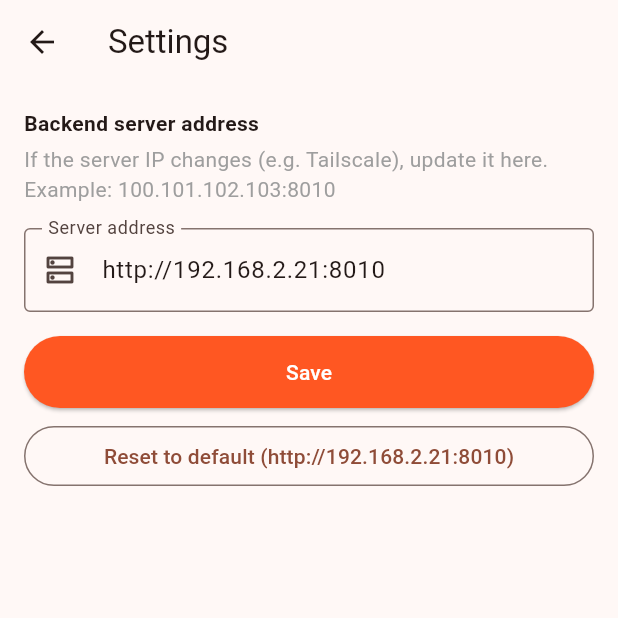
After one commit to lchauvin/TheWalkingPet, a Flutter app: the screen it shows after launch, after a tap on the "settings" icon, on a phone screen of 412 x 824 dp, the top half of it. The commit adds this screen. Run offline on Flutter 3.47's test engine with Material 3 defaults, Android fonts, the phone set to English and light mode, and no system bars; our stand-ins replace cached_network_image, dio, firebase_core, firebase_messaging, flutter_riverpod, flutter_secure_storage and 4 more; accounts and stored records are empty; network calls fail.

Commit message:
Added settings and backend ip address customizable

```diff
--- /dev/null
+++ b/mobile/lib/core/config/server_config.dart
@@ -0,0 +1,54 @@
+import 'package:flutter_secure_storage/flutter_secure_storage.dart';
+
+/// Backend server address, configurable at runtime from Settings.
+///
+/// Defaults to the build-time value (--dart-define=API_HOST=http://host:port)
+/// but can be overridden and persisted on-device — useful when the backend's
+/// IP changes, e.g. when reached over Tailscale.
+class ServerConfig {
+  static const defaultHost = String.fromEnvironment(
+    'API_HOST',
+    defaultValue: 'http://192.168.2.21:8010',
+  );
+
+  static const _key = 'server_host';
+  static const _storage = FlutterSecureStorage();
+
+  static String _host = defaultHost;
+
+  static String get host => _host;
+  static String get apiBaseUrl => '$_host/api/v1';
+  static String get storageBaseUrl => '$_host/storage';
+
+  /// Loads the persisted host override, if any. Must be awaited before
+  /// [ApiClient] is first constructed (i.e. before `runApp`).
+  static Future<void> init() async {
+    final saved = await _storage.read(key: _key);
+    if (saved != null && saved.isNotEmpty) {
+      _host = saved;
+    }
+  }
+
+  /// Normalizes and persists [input] as the new server host.
+  /// Accepts forms like "100.101.102.103:8010" or "http://host:8010/".
+  static Future<void> setHost(String input) async {
+    _host = _normalize(input);
+    await _storage.write(key: _key, value: _host);
+  }
+
+  static Future<void> resetToDefault() async {
+    _host = defaultHost;
+    await _storage.delete(key: _key);
+  }
+
+  static String _normalize(String input) {
+    var h = input.trim();
+    while (h.endsWith('/')) {
+      h = h.substring(0, h.length - 1);
+    }
+    if (!h.startsWith('http://') && !h.startsWith('https://')) {
+      h = 'http://$h';
+    }
+    return h;
+  }
+}
--- a/mobile/lib/features/auth/screens/login_screen.dart
+++ b/mobile/lib/features/auth/screens/login_screen.dart
@@ -51,6 +51,17 @@ class _LoginScreenState extends ConsumerState<LoginScreen> {
     final error = ref.watch(authProvider).error;
 
     return Scaffold(
+      appBar: AppBar(
+        backgroundColor: Colors.transparent,
+        elevation: 0,
+        actions: [
+          IconButton(
+            icon: const Icon(Icons.settings_outlined),
+            tooltip: 'Server settings',
+            onPressed: () => context.push('/settings'),
+          ),
+        ],
+      ),
       body: SafeArea(
         child: Center(
           child: SingleChildScrollView(
--- a/mobile/lib/features/pets/screens/pets_screen.dart
+++ b/mobile/lib/features/pets/screens/pets_screen.dart
@@ -24,10 +24,13 @@ class PetsScreen extends ConsumerWidget {
           ),
           PopupMenuButton(
             itemBuilder: (_) => [
+              const PopupMenuItem(value: 'settings', child: Text('Settings')),
               const PopupMenuItem(value: 'logout', child: Text('Logout')),
             ],
             onSelected: (value) {
-              if (value == 'logout') {
+              if (value == 'settings') {
+                context.push('/settings');
+              } else if (value == 'logout') {
                 ref.read(authProvider.notifier).logout();
               }
             },
--- /dev/null
+++ b/mobile/lib/features/settings/screens/settings_screen.dart
@@ -0,0 +1,109 @@
+import 'package:flutter/material.dart';
+import '../../../core/api/api_client.dart';
+import '../../../core/config/server_config.dart';
+
+/// Lets the user point the app at a different backend server address.
+/// Reachable even when logged out, since a stale address (e.g. after the
+/// Tailscale IP changes) can prevent login from ever succeeding.
+class SettingsScreen extends StatefulWidget {
+  const SettingsScreen({super.key});
+
+  @override
+  State<SettingsScreen> createState() => _SettingsScreenState();
+}
+
+class _SettingsScreenState extends State<SettingsScreen> {
+  final _formKey = GlobalKey<FormState>();
+  late final TextEditingController _hostCtrl;
+
+  @override
+  void initState() {
+    super.initState();
+    _hostCtrl = TextEditingController(text: ServerConfig.host);
+  }
+
+  @override
+  void dispose() {
+    _hostCtrl.dispose();
+    super.dispose();
+  }
+
+  Future<void> _save() async {
+    if (!_formKey.currentState!.validate()) return;
+    await ServerConfig.setHost(_hostCtrl.text);
+    ApiClient().updateBaseUrl();
+    setState(() => _hostCtrl.text = ServerConfig.host);
+    if (!mounted) return;
+    ScaffoldMessenger.of(context).showSnackBar(
+      const SnackBar(content: Text('Server address updated')),
+    );
+  }
+
+  Future<void> _reset() async {
+    await ServerConfig.resetToDefault();
+    ApiClient().updateBaseUrl();
+    setState(() => _hostCtrl.text = ServerConfig.host);
+    if (!mounted) return;
+    ScaffoldMessenger.of(context).showSnackBar(
+      const SnackBar(content: Text('Server address reset to default')),
+    );
+  }
+
+  @override
+  Widget build(BuildContext context) {
+    return Scaffold(
+      appBar: AppBar(title: const Text('Settings')),
+      body: SingleChildScrollView(
+        padding: const EdgeInsets.all(16),
+        child: Form(
+          key: _formKey,
+          child: Column(
+            crossAxisAlignment: CrossAxisAlignment.stretch,
+            children: [
+              const Text(
+                'Backend server address',
+                style: TextStyle(fontWeight: FontWeight.bold),
+              ),
+              const SizedBox(height: 4),
+              const Text(
+                'If the server IP changes (e.g. Tailscale), update it here. '
+                'Example: 100.101.102.103:8010',
+                style: TextStyle(color: Colors.grey),
+              ),
+              const SizedBox(height: 16),
+              TextFormField(
+                controller: _hostCtrl,
+                keyboardType: TextInputType.url,
+                autocorrect: false,
+                decoration: const InputDecoration(
+                  labelText: 'Server address',
+                  hintText: 'e.g. 100.101.102.103:8010',
+                  prefixIcon: Icon(Icons.dns_outlined),
+                  border: OutlineInputBorder(),
+                ),
+                validator: (v) => v == null || v.trim().isEmpty
+                    ? 'Enter a server address'
+                    : null,
+              ),
+              const SizedBox(height: 16),
+              ElevatedButton(
+                onPressed: _save,
+                style: ElevatedButton.styleFrom(
+                  padding: const EdgeInsets.symmetric(vertical: 14),
+                  backgroundColor: Colors.deepOrange,
+                  foregroundColor: Colors.white,
+                ),
+                child: const Text('Save'),
+              ),
+              const SizedBox(height: 8),
+              OutlinedButton(
+                onPressed: _reset,
+                child: Text('Reset to default (${ServerConfig.defaultHost})'),
+              ),
+            ],
+          ),
+        ),
+      ),
+    );
+  }
+}
--- a/mobile/lib/main.dart
+++ b/mobile/lib/main.dart
@@ -3,6 +3,7 @@ import 'package:flutter/material.dart';
 import 'package:flutter_riverpod/flutter_riverpod.dart';
 import 'package:go_router/go_router.dart';
 
+import 'core/config/server_config.dart';
 import 'core/notifications/fcm_service.dart';
 import 'features/auth/providers/auth_provider.dart';
 import 'features/auth/screens/login_screen.dart';
@@ -17,9 +18,11 @@ import 'features/sightings/screens/submit_sighting_screen.dart';
 import 'features/pets/screens/add_pet_screen.dart';
 import 'features/pets/screens/pet_detail_screen.dart';
 import 'features/pets/screens/pets_screen.dart';
+import 'features/settings/screens/settings_screen.dart';
 
 void main() async {
   WidgetsFlutterBinding.ensureInitialized();
+  await ServerConfig.init();
   await Firebase.initializeApp();
 
   // Keep more decoded images in RAM so tab switches and scrolls are instant.
@@ -56,13 +59,18 @@ class _TheWalkingPetAppState extends ConsumerState<TheWalkingPetApp> {
         final isAuth = authState.status == AuthStatus.authenticated;
         final isOnAuth = state.matchedLocation == '/login' ||
             state.matchedLocation == '/register';
-        if (!isAuth && !isOnAuth) return '/login';
+        // Settings must stay reachable regardless of auth state — a stale
+        // server address (e.g. after the Tailscale IP changes) can prevent
+        // login from ever succeeding.
+        final isOnSettings = state.matchedLocation == '/settings';
+        if (!isAuth && !isOnAuth && !isOnSettings) return '/login';
         if (isAuth && isOnAuth) return '/home';
         return null;
       },
       routes: [
         GoRoute(path: '/login', builder: (_, _) => const LoginScreen()),
         GoRoute(path: '/register', builder: (_, _) => const RegisterScreen()),
+        GoRoute(path: '/settings', builder: (_, _) => const SettingsScreen()),
         ShellRoute(
           builder: (context, state, child) => MainShell(child: child),
           routes: [
```
Also changed, not shown: mobile/lib/core/api/api_client.dart (+10 -14 lines), 4 other files.
